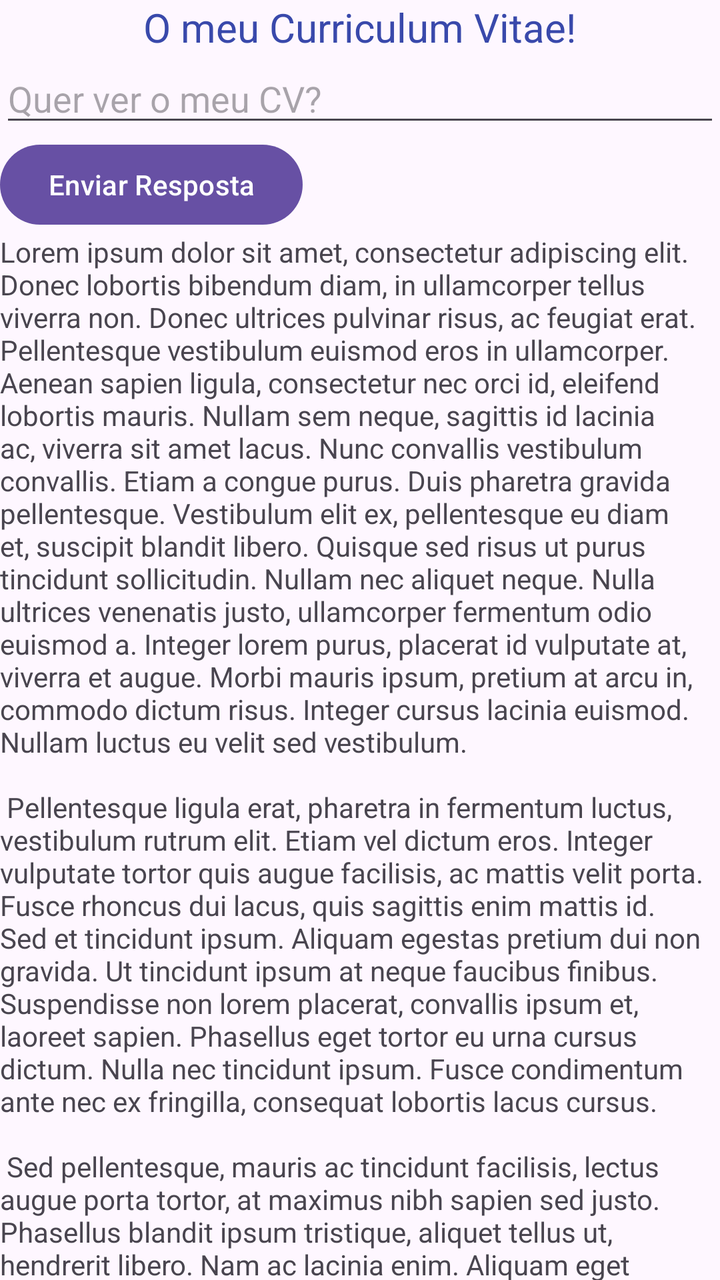
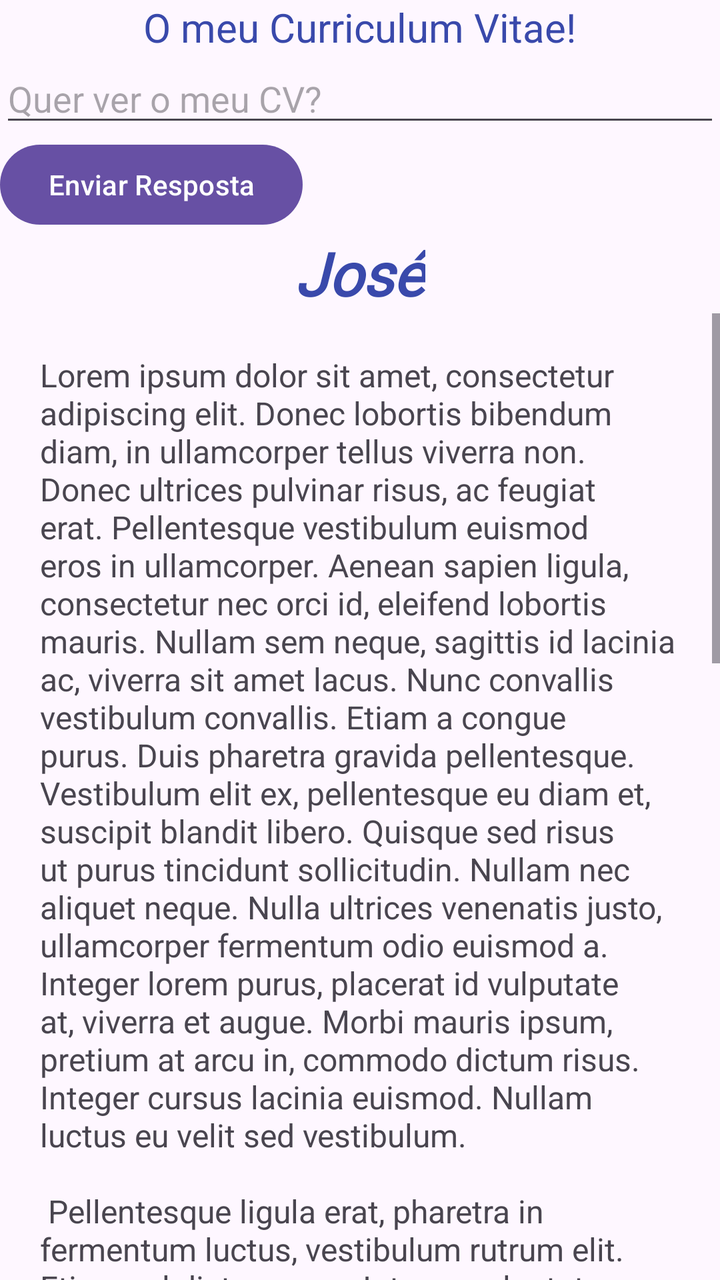

Before-and-after screenshots of an Android layout around one commit, followed by the original layout XML and the change that was made.
<!-- AndroidManifest.xml: application theme Theme.MyCurriculumVitae -->
<!-- res/layout/activity_main.xml -->
<?xml version="1.0" encoding="utf-8"?>
<LinearLayout
    xmlns:android="http://schemas.android.com/apk/res/android"
    xmlns:tools="http://schemas.android.com/tools"
    android:id="@+id/main"
    android:layout_width="match_parent"
    android:layout_height="match_parent"
    android:orientation="vertical"
    tools:context=".MainActivity">

    <TextView
        android:layout_width="wrap_content"
        android:layout_height="wrap_content"
        android:text="@string/app_name"
        android:layout_gravity="center_horizontal"
        android:textSize="20sp"
        android:textColor="@color/blue"
 />

    <EditText
        android:id="@+id/editTextText"
        android:layout_width="match_parent"
        android:layout_height="wrap_content"
        android:ems="10"
        android:inputType="text"
        android:text=""
        android:hint="@string/hint_textbox"/>

    <Button
        android:id="@+id/button"
        android:layout_width="wrap_content"
        android:layout_height="wrap_content"
        android:text="@string/bt_text" />


    <TextView
        android:layout_width="wrap_content"
        android:layout_height="wrap_content"
        android:text="@string/txt_my_cv"
        android:textSize="14sp"
        />

</LinearLayout>
<!-- resources referenced by this layout -->
<resources>
  <color name="blue">#3949AB</color>
  <string name="app_name">O meu Curriculum Vitae!</string>
  <string name="bt_text">Enviar Resposta</string>
  <string name="hint_textbox">Quer ver o meu CV?</string>
  <string name="txt_my_cv"> Lorem ipsum dolor sit amet, consectetur adipiscing elit. Donec lobortis bibendum diam, in ullamcorper tellus viverra non. Donec ultrices pulvinar risus, ac feugiat erat. Pellentesque vestibulum euismod eros in ullamcorper. Aenean sapien ligula, consectetur nec orci id, eleifend lobortis mauris. Nullam sem neque, sagittis id lacinia ac, viverra sit amet lacus. Nunc convallis vestibulum convallis. Etiam a congue purus. Duis pharetra gravida pellentesque. Vestibulum elit ex, pellentesque eu diam et, suscipit blandit libero. Quisque sed risus ut purus tincidunt sollicitudin. Nullam nec aliquet neque. Nulla ultrices venenatis justo, ullamcorper fermentum odio euismod a. Integer lorem purus, placerat id vulputate at, viverra et augue. Morbi mauris ipsum, pretium at arcu in, commodo dictum risus. Integer cursus lacinia euismod. Nullam luctus eu velit sed vestibulum.
  \n\n
  Pellentesque ligula erat, pharetra in fermentum luctus, vestibulum rutrum elit. Etiam vel dictum eros. Integer vulputate tortor quis augue facilisis, ac mattis velit porta. Fusce rhoncus dui lacus, quis sagittis enim mattis id. Sed et tincidunt ipsum. Aliquam egestas pretium dui non gravida. Ut tincidunt ipsum at neque faucibus finibus. Suspendisse non lorem placerat, convallis ipsum et, laoreet sapien. Phasellus eget tortor eu urna cursus dictum. Nulla nec tincidunt ipsum. Fusce condimentum ante nec ex fringilla, consequat lobortis lacus cursus.
  \n\n
  Sed pellentesque, mauris ac tincidunt facilisis, lectus augue porta tortor, at maximus nibh sapien sed justo. Phasellus blandit ipsum tristique, aliquet tellus ut, hendrerit libero. Nam ac lacinia enim. Aliquam eget mi augue. Maecenas risus eros, sodales ac lobortis nec, vestibulum eget tellus. Sed mollis sem blandit, condimentum lorem at, ornare tellus. Phasellus quam sapien, sodales in diam sit amet, porttitor faucibus est. Suspendisse efficitur, ligula a placerat pharetra, est est auctor nunc, sit amet posuere nisi ligula eget leo. Nullam facilisis dapibus mauris sed accumsan. Ut maximus commodo lorem, sed finibus leo mollis et. Etiam velit ante, egestas et nisi eu, fermentum vehicula lacus. Proin venenatis elementum velit fringilla tincidunt.
  \n\n
  Ut tempus urna nec hendrerit finibus. Suspendisse pretium leo at felis hendrerit luctus. Sed rhoncus, quam eget commodo aliquet, mi ex fermentum mi, vitae auctor ante elit eu dui. Mauris ac tortor molestie, tristique arcu in, luctus odio. Morbi auctor semper scelerisque. Donec fermentum erat non velit tincidunt commodo. Mauris risus odio, tristique eget suscipit id, tincidunt luctus diam. In feugiat iaculis ante at sagittis. </string>
  <style name="Theme.MyCurriculumVitae" parent="Base.Theme.MyCurriculumVitae" />
  <style name="Base.Theme.MyCurriculumVitae" parent="Theme.Material3.DayNight.NoActionBar">
          
          
      </style>
</resources>

<!-- the commit's change to res/layout/activity_main.xml (unified diff, before → after) -->
@@ -32,12 +32,38 @@
         android:layout_height="wrap_content"
         android:text="@string/bt_text" />
 
-
     <TextView
         android:layout_width="wrap_content"
         android:layout_height="wrap_content"
-        android:text="@string/txt_my_cv"
-        android:textSize="14sp"
-        />
+        android:layout_gravity="center_horizontal"
+        android:fontFamily="@font/abril_fatface"
+        android:text="José"
+        android:textColor="@color/blue"
+        android:textSize="30sp"
+        android:textStyle="bold|italic" />
+
+
+    <ScrollView
+        android:layout_width="match_parent"
+        android:layout_height="match_parent">
+
+        <LinearLayout
+            android:layout_width="match_parent"
+            android:layout_height="wrap_content"
+            android:orientation="vertical" >
+
+            <TextView
+                android:layout_width="wrap_content"
+                android:layout_height="wrap_content"
+                android:text="@string/txt_my_cv"
+                android:textSize="16sp"
+                android:padding="20dp"
+                />
+
+
+        </LinearLayout>
+    </ScrollView>
+
+
 
 </LinearLayout>
